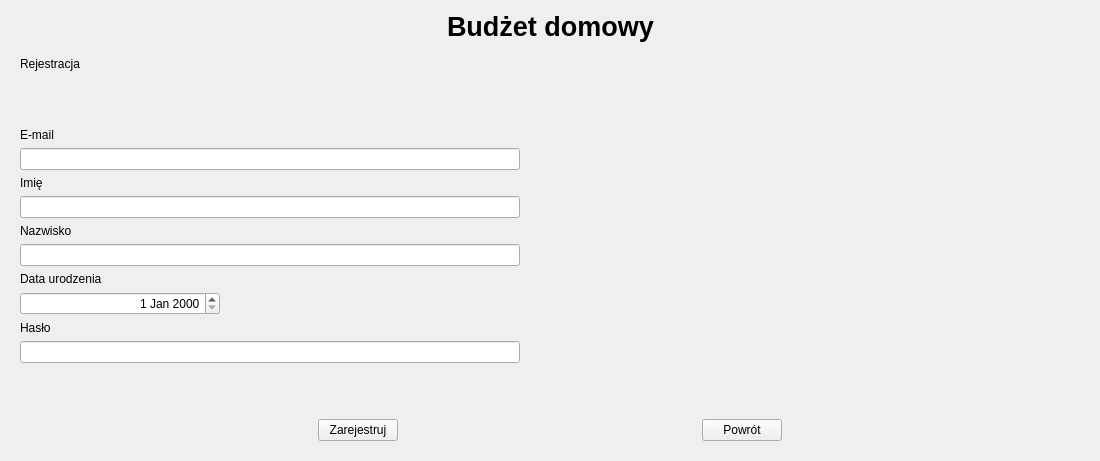
Before: the Qt Designer form ui/Start_Log_Reg.ui in Dawid-Robak-IG/BUDZET_DOMOWY, drawn with Qt 5.
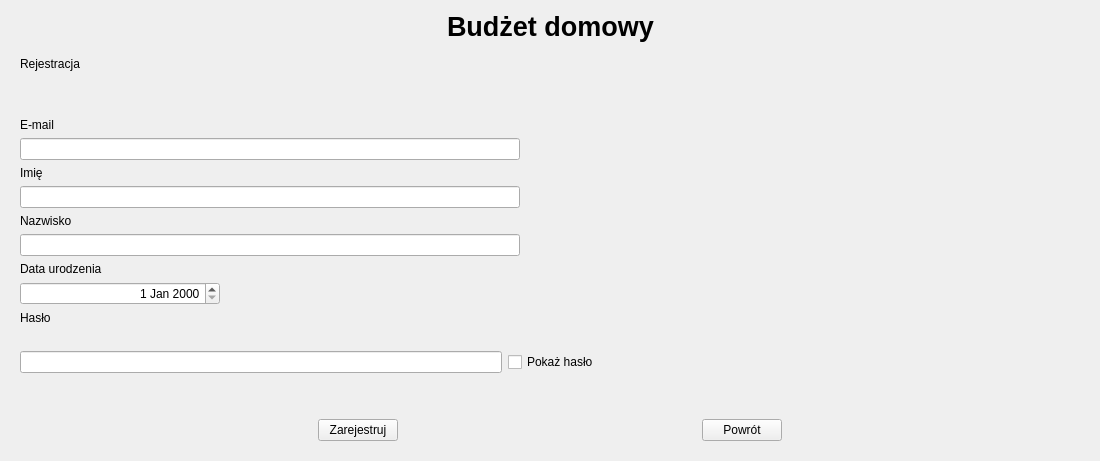
After: the same form once the commit is applied. The open tabs and pages were chosen to show the change.

Diff of the .ui file:
```diff
--- a/ui/Start_Log_Reg.ui
+++ b/ui/Start_Log_Reg.ui
@@ -404,6 +404,11 @@
         </widget>
        </item>
        <item>
+        <layout class="QHBoxLayout" name="horizontalLayout_5">
+         <property name="topMargin">
+          <number>20</number>
+         </property>
+         <item>
         <widget class="QLineEdit" name="lineEdit_passwordReg">
          <property name="maximumSize">
           <size>
@@ -417,6 +422,28 @@
         </widget>
        </item>
        <item>
+          <widget class="QCheckBox" name="checkBox_showPasswordReg">
+           <property name="text">
+            <string>Pokaż hasło</string>
+           </property>
+          </widget>
+         </item>
+         <item>
+          <spacer name="horizontalSpacer_15">
+           <property name="orientation">
+            <enum>Qt::Horizontal</enum>
+           </property>
+           <property name="sizeHint" stdset="0">
+            <size>
+             <width>40</width>
+             <height>20</height>
+            </size>
+           </property>
+          </spacer>
+         </item>
+        </layout>
+       </item>
+       <item>
         <spacer name="verticalSpacer_4">
          <property name="orientation">
           <enum>Qt::Vertical</enum>
```
Left out of the diff: 13 changed lines with no effect on the pictures. Lines whose indentation alone changed are shown as unchanged.
